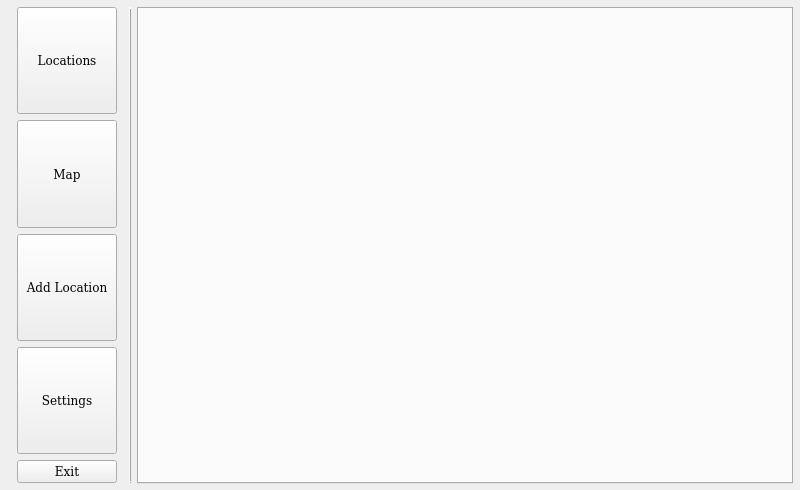
Qt form Reveles/GUI/revelesgui.ui (Alex-BusNet/Reveles) before a commit.
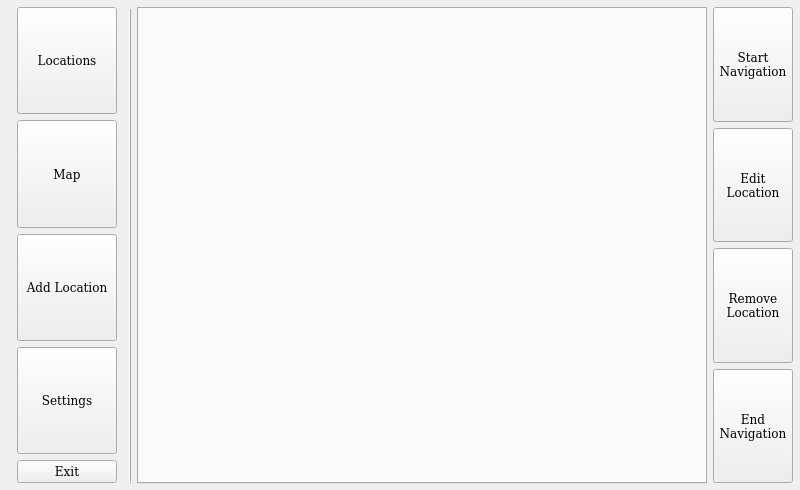
The same form after that commit.

Commit message: temporarily disabled the AnalyticalEngine for testing NavigationAssistant. Added buttons to start/stop navigation as well as buttons to edit/remove locations (untested, edit not implemented).

```diff
--- a/Reveles/GUI/revelesgui.ui
+++ b/Reveles/GUI/revelesgui.ui
@@ -258,6 +258,90 @@
        </item>
       </layout>
      </item>
+     <item>
+      <layout class="QVBoxLayout" name="verticalLayout_3">
+       <item>
+        <widget class="QPushButton" name="startNavigationPB">
+         <property name="sizePolicy">
+          <sizepolicy hsizetype="Minimum" vsizetype="MinimumExpanding">
+           <horstretch>0</horstretch>
+           <verstretch>0</verstretch>
+          </sizepolicy>
+         </property>
+         <property name="maximumSize">
+          <size>
+           <width>100</width>
+           <height>16777215</height>
+          </size>
+         </property>
+         <property name="text">
+          <string>Start
+Navigation</string>
+         </property>
+        </widget>
+       </item>
+       <item>
+        <widget class="QPushButton" name="editLocationPB">
+         <property name="sizePolicy">
+          <sizepolicy hsizetype="Minimum" vsizetype="MinimumExpanding">
+           <horstretch>0</horstretch>
+           <verstretch>0</verstretch>
+          </sizepolicy>
+         </property>
+         <property name="maximumSize">
+          <size>
+           <width>100</width>
+           <height>16777215</height>
+          </size>
+         </property>
+         <property name="text">
+          <string>Edit 
+Location</string>
+         </property>
+        </widget>
+       </item>
+       <item>
+        <widget class="QPushButton" name="removeLocationPB">
+         <property name="sizePolicy">
+          <sizepolicy hsizetype="Minimum" vsizetype="MinimumExpanding">
+           <horstretch>0</horstretch>
+           <verstretch>0</verstretch>
+          </sizepolicy>
+         </property>
+         <property name="maximumSize">
+          <size>
+           <width>100</width>
+           <height>16777215</height>
+          </size>
+         </property>
+         <property name="text">
+          <string>Remove 
+Location</string>
+         </property>
+        </widget>
+       </item>
+       <item>
+        <widget class="QPushButton" name="endNavigationPB">
+         <property name="sizePolicy">
+          <sizepolicy hsizetype="Minimum" vsizetype="MinimumExpanding">
+           <horstretch>0</horstretch>
+           <verstretch>0</verstretch>
+          </sizepolicy>
+         </property>
+         <property name="maximumSize">
+          <size>
+           <width>100</width>
+           <height>16777215</height>
+          </size>
+         </property>
+         <property name="text">
+          <string>End 
+Navigation</string>
+         </property>
+        </widget>
+       </item>
+      </layout>
+     </item>
     </layout>
    </item>
   </layout>
```
The commit also changes 13 other files.
